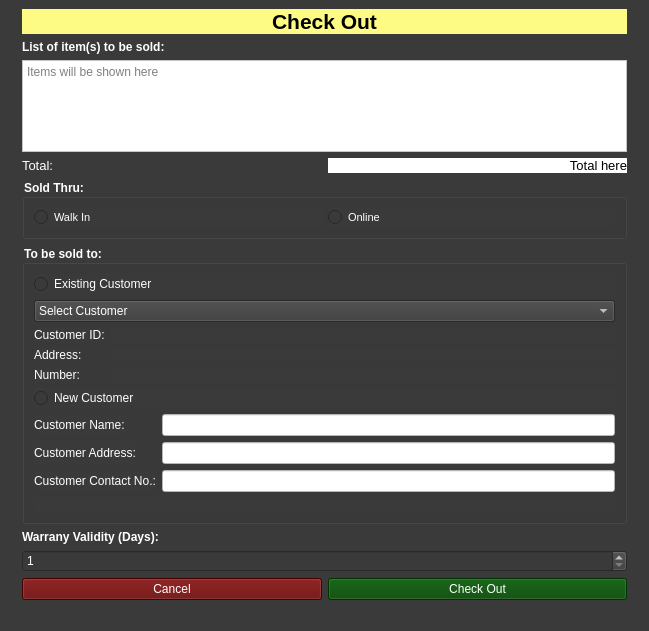
Before: the Qt Designer form Checkout_Page.ui in Aenan05/MAXPC, drawn with Qt 5.
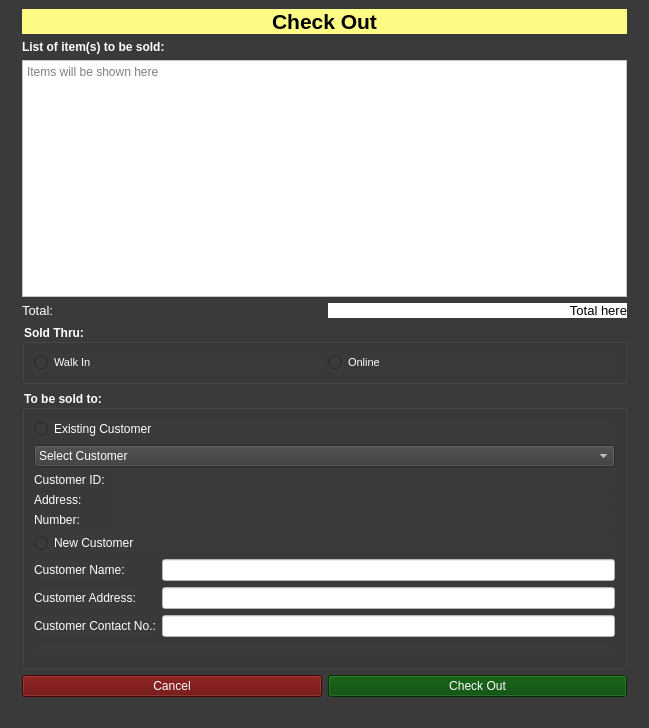
After: the same form once the commit is applied.

Commit message: 053123 1256 checkout and print receipt

Diff of the .ui file:
```diff
--- a/Checkout_Page.ui
+++ b/Checkout_Page.ui
@@ -7,7 +7,7 @@
     <x>0</x>
     <y>0</y>
     <width>649</width>
-    <height>631</height>
+    <height>728</height>
    </rect>
   </property>
   <property name="windowTitle">
@@ -330,36 +330,6 @@
         <item>
          <layout class="QFormLayout" name="formLayout"/>
         </item>
-        <item>
-         <widget class="QLabel" name="label_7">
-          <property name="font">
-           <font>
-            <pointsize>9</pointsize>
-            <weight>75</weight>
-            <bold>true</bold>
-           </font>
-          </property>
-          <property name="styleSheet">
-           <string notr="true">color: rgb(255, 255, 255);</string>
-          </property>
-          <property name="text">
-           <string>Warrany Validity (Days):</string>
-          </property>
-         </widget>
-        </item>
-        <item>
-         <widget class="QSpinBox" name="spinWarranty">
-          <property name="styleSheet">
-           <string notr="true">color: rgb(255, 255, 255);</string>
-          </property>
-          <property name="minimum">
-           <number>1</number>
-          </property>
-          <property name="maximum">
-           <number>6000</number>
-          </property>
-         </widget>
-        </item>
         <item>
          <layout class="QHBoxLayout" name="horizontalLayout_7">
           <item>
```
The commit also changes 4 other files.
